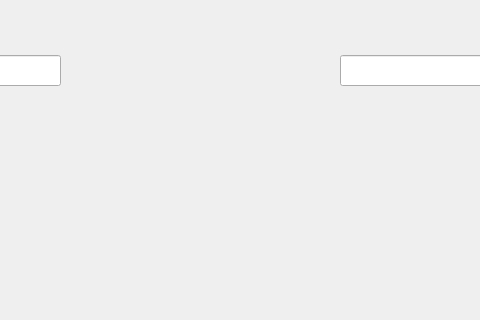
Qt form WranaSection/User_View.ui (SEGA-ABBASYA/Data_Structures) before a commit; both pictures show x 570 to 1050 and y 240 to 560 of the 1280 by 720 pixel window.
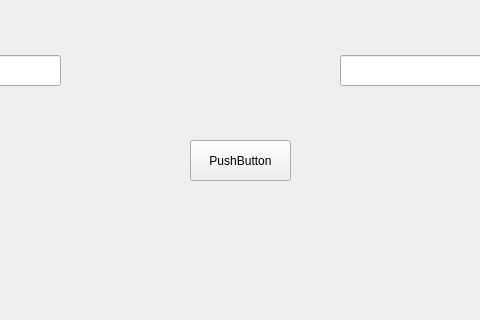
The same form after that commit. Icons and pictures are not drawn.

The edit to the form file:
```diff
--- a/WranaSection/User_View.ui
+++ b/WranaSection/User_View.ui
@@ -355,6 +355,19 @@
         <bool>true</bool>
        </property>
       </widget>
+      <widget class="QPushButton" name="pushButton_4">
+       <property name="geometry">
+        <rect>
+         <x>470</x>
+         <y>380</y>
+         <width>101</width>
+         <height>41</height>
+        </rect>
+       </property>
+       <property name="text">
+        <string>PushButton</string>
+       </property>
+      </widget>
      </widget>
      <widget class="QWidget" name="Course">
       <widget class="QLabel" name="windowNew_4">
```
